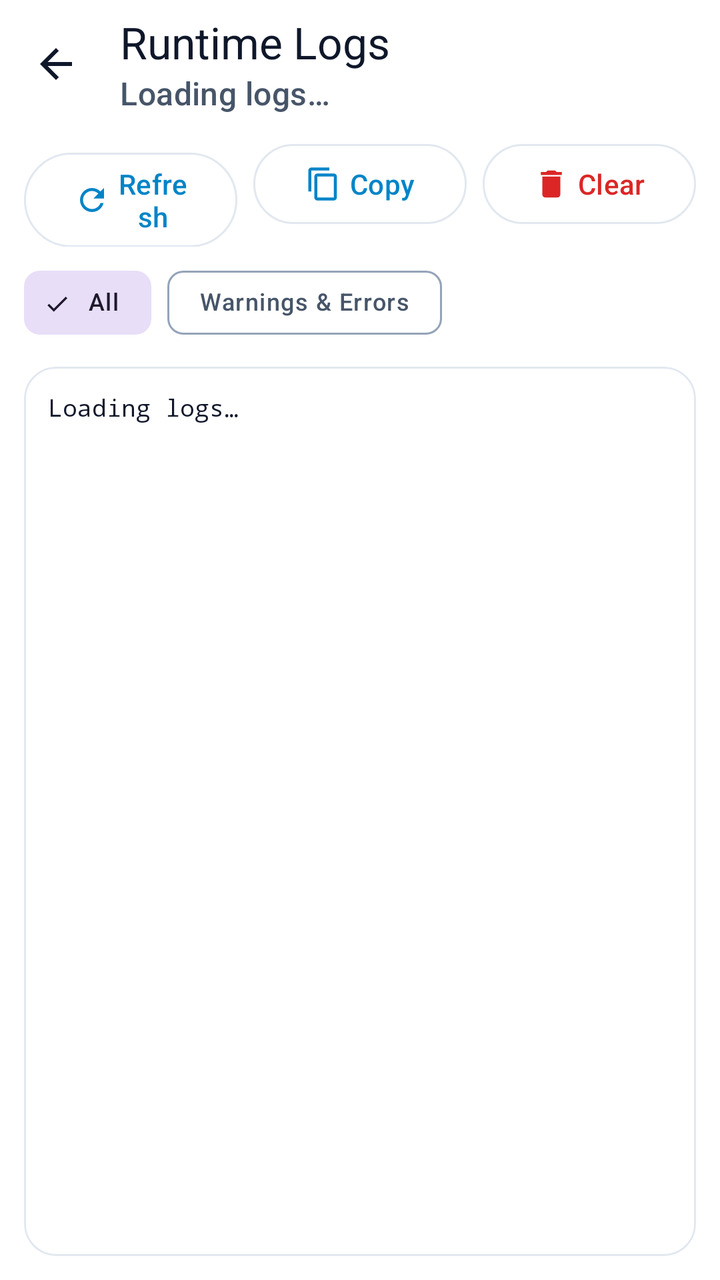
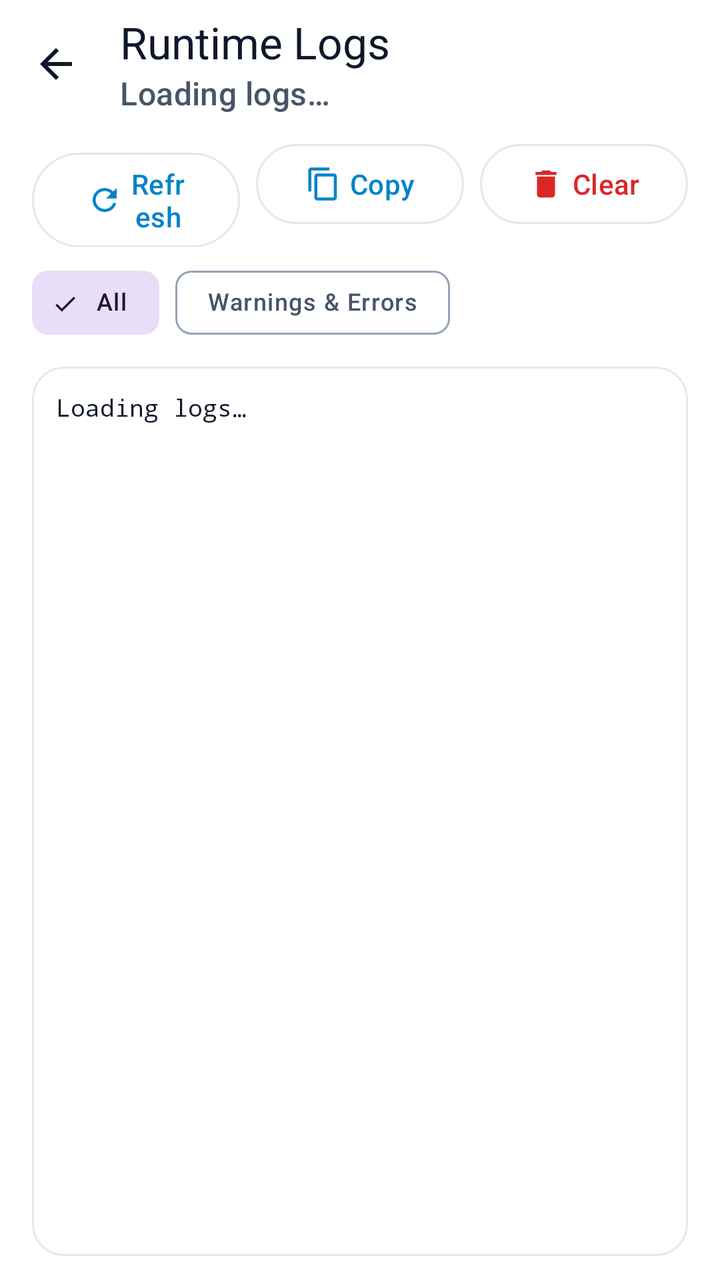

Two renders of the same Android screen: before a commit and after it. Below are the layout's source before the change and the commit's diff.
<!-- AndroidManifest.xml: application theme Theme.XClient -->
<!-- res/layout/activity_runtime_log.xml -->
<?xml version="1.0" encoding="utf-8"?>
<LinearLayout xmlns:android="http://schemas.android.com/apk/res/android"
    xmlns:app="http://schemas.android.com/apk/res-auto"
    android:layout_width="match_parent"
    android:layout_height="match_parent"
    android:background="?attr/xSurface"
    android:orientation="vertical">

    
    <com.google.android.material.appbar.MaterialToolbar
        android:id="@+id/toolbar"
        style="@style/Widget.XClient.Toolbar"
        android:layout_width="match_parent"
        android:layout_height="?attr/actionBarSize"
        android:background="?attr/xSurface"
        app:navigationContentDescription="@string/back"
        app:navigationIcon="@drawable/ic_arrow_back"
        app:navigationIconTint="?attr/xOnSurface"
        app:title="@string/runtime_logs_title"
        app:titleTextColor="?attr/xOnSurface"
        app:subtitle="@string/runtime_logs_loading"
        app:subtitleTextColor="?attr/xOnSurfaceVariant" />

    
    <LinearLayout
        android:id="@+id/layout_log_controls"
        android:layout_width="match_parent"
        android:layout_height="wrap_content"
        android:orientation="vertical"
        android:paddingHorizontal="@dimen/spacing_md"
        android:paddingTop="@dimen/spacing_xs"
        android:paddingBottom="@dimen/spacing_xs">

        
        <LinearLayout
            android:id="@+id/layout_log_actions"
            android:layout_width="match_parent"
            android:layout_height="wrap_content"
            android:orientation="horizontal">

            <com.google.android.material.button.MaterialButton
                android:id="@+id/btn_log_refresh"
                style="@style/Widget.XClient.OutlinedButton"
                android:layout_width="0dp"
                android:layout_height="wrap_content"
                android:layout_weight="1"
                android:layout_marginEnd="@dimen/spacing_xs"
                android:minHeight="@dimen/touch_target_min"
                android:text="@string/runtime_logs_refresh"
                android:textColor="?attr/xPrimary"
                app:icon="@drawable/ic_refresh"
                app:iconGravity="textStart"
                app:iconSize="18dp"
                app:iconTint="?attr/xPrimary"
                app:strokeColor="?attr/xOutlineVariant"
                android:nextFocusRight="@+id/btn_log_copy"
                android:nextFocusDown="@+id/chip_filter_all" />

            <com.google.android.material.button.MaterialButton
                android:id="@+id/btn_log_copy"
                style="@style/Widget.XClient.OutlinedButton"
                android:layout_width="0dp"
                android:layout_height="wrap_content"
                android:layout_weight="1"
                android:layout_marginStart="@dimen/spacing_xs"
                android:layout_marginEnd="@dimen/spacing_xs"
                android:minHeight="@dimen/touch_target_min"
                android:text="@string/runtime_logs_copy"
                android:textColor="?attr/xPrimary"
                app:icon="@drawable/ic_action_copy"
                app:iconGravity="textStart"
                app:iconSize="18dp"
                app:iconTint="?attr/xPrimary"
                app:strokeColor="?attr/xOutlineVariant"
                android:nextFocusLeft="@+id/btn_log_refresh"
                android:nextFocusRight="@+id/btn_log_clear"
                android:nextFocusDown="@+id/chip_filter_all" />

            <com.google.android.material.button.MaterialButton
                android:id="@+id/btn_log_clear"
                style="@style/Widget.XClient.OutlinedButton"
                android:layout_width="0dp"
                android:layout_height="wrap_content"
                android:layout_weight="1"
                android:layout_marginStart="@dimen/spacing_xs"
                android:minHeight="@dimen/touch_target_min"
                android:text="@string/runtime_logs_clear"
                android:textColor="?attr/xError"
                app:icon="@drawable/ic_delete"
                app:iconGravity="textStart"
                app:iconSize="18dp"
                app:iconTint="?attr/xError"
                app:strokeColor="?attr/xOutlineVariant"
                android:nextFocusLeft="@+id/btn_log_copy"
                android:nextFocusDown="@+id/chip_filter_warn_error" />
        </LinearLayout>

        
        <com.google.android.material.chip.ChipGroup
            android:id="@+id/chip_group_filter"
            android:layout_width="match_parent"
            android:layout_height="wrap_content"
            android:layout_marginTop="@dimen/spacing_xs"
            app:singleSelection="true"
            app:selectionRequired="true">

            <com.google.android.material.chip.Chip
                android:id="@+id/chip_filter_all"
                style="@style/Widget.Material3.Chip.Filter"
                android:layout_width="wrap_content"
                android:layout_height="wrap_content"
                android:checked="true"
                android:text="@string/runtime_logs_filter_all"
                android:textAppearance="?attr/textAppearanceLabelMedium"
                android:nextFocusUp="@+id/btn_log_refresh"
                android:nextFocusRight="@+id/chip_filter_warn_error"
                android:nextFocusDown="@+id/scroll_runtime_logs" />

            <com.google.android.material.chip.Chip
                android:id="@+id/chip_filter_warn_error"
                style="@style/Widget.Material3.Chip.Filter"
                android:layout_width="wrap_content"
                android:layout_height="wrap_content"
                android:text="@string/runtime_logs_filter_warn_error"
                android:textAppearance="?attr/textAppearanceLabelMedium"
                android:nextFocusUp="@+id/btn_log_clear"
                android:nextFocusLeft="@+id/chip_filter_all"
                android:nextFocusDown="@+id/scroll_runtime_logs" />
        </com.google.android.material.chip.ChipGroup>
    </LinearLayout>

    
    <com.google.android.material.card.MaterialCardView
        android:id="@+id/card_log_container"
        android:layout_width="match_parent"
        android:layout_height="0dp"
        android:layout_weight="1"
        android:layout_marginStart="@dimen/spacing_md"
        android:layout_marginEnd="@dimen/spacing_md"
        android:layout_marginTop="@dimen/spacing_xs"
        android:layout_marginBottom="@dimen/spacing_md"
        app:cardCornerRadius="16dp"
        app:cardElevation="0dp"
        app:strokeWidth="1dp"
        app:strokeColor="?attr/xOutlineVariant"
        app:cardBackgroundColor="?attr/xSurfaceContainerLowest">

        <ScrollView
            android:id="@+id/scroll_runtime_logs"
            android:layout_width="match_parent"
            android:layout_height="match_parent"
            android:fillViewport="true"
            android:scrollbars="vertical"
            android:fadeScrollbars="false"
            android:focusable="true"
            android:focusableInTouchMode="false"
            android:nextFocusUp="@+id/chip_filter_all">

            <TextView
                android:id="@+id/text_runtime_logs"
                android:layout_width="match_parent"
                android:layout_height="wrap_content"
                android:fontFamily="monospace"
                android:padding="@dimen/spacing_md"
                android:text="@string/runtime_logs_loading"
                android:textColor="?attr/xOnSurface"
                android:textIsSelectable="true"
                android:textSize="12sp"
                android:lineSpacingExtra="2dp" />
        </ScrollView>
    </com.google.android.material.card.MaterialCardView>

</LinearLayout>
<!-- resources referenced by this layout -->
<resources>
  <style name="Theme.XClient" parent="Theme.Material3.DayNight.NoActionBar">
          
          <item name="xPrimary">@color/x_primary</item>
          <item name="xOnPrimary">@color/x_on_primary</item>
          <item name="xPrimaryContainer">@color/x_primary_container</item>
          <item name="xOnPrimaryContainer">@color/x_on_primary_container</item>
          <item name="mdSuccess">@color/md_success</item>
          <item name="mdOnSuccess">@color/md_on_success</item>
          <item name="mdSuccessContainer">@color/md_success_container</item>
          <item name="mdOnSuccessContainer">@color/md_on_success_container</item>
          <item name="mdWarning">@color/md_warning</item>
          <item name="mdOnWarning">@color/md_on_warning</item>
          <item name="xError">@color/x_error</item>
          <item name="xOnError">@color/x_on_error</item>
          <item name="xErrorContainer">@color/x_error_container</item>
          <item name="xOnErrorContainer">@color/x_on_error_container</item>
          <item name="xBackground">@color/x_background</item>
          <item name="xOnBackground">@color/x_on_background</item>
          <item name="xSurface">@color/x_surface</item>
          <item name="xOnSurface">@color/x_on_surface</item>
          <item name="xOnSurfaceVariant">@color/x_on_surface_variant</item>
          <item name="xSurfaceContainerLowest">@color/x_surface_container_lowest</item>
          <item name="xSurfaceContainerLow">@color/x_surface_container_low</item>
          <item name="xSurfaceContainer">@color/x_surface_container</item>
          <item name="xSurfaceContainerHigh">@color/x_surface_container_high</item>
          <item name="xSurfaceContainerHighest">@color/x_surface_container_highest</item>
          <item name="xOutline">@color/x_outline</item>
          <item name="xOutlineVariant">@color/x_outline_variant</item>
          <item name="xTertiary">@color/x_tertiary</item>
          <item name="xOnTertiary">@color/x_on_tertiary</item>
          <item name="xTertiaryContainer">@color/x_tertiary_container</item>
          <item name="xOnTertiaryContainer">@color/x_on_tertiary_container</item>
          <item name="xEditContainer">@color/x_edit_container</item>
          <item name="xOnEditContainer">@color/x_on_edit_container</item>
  
          
          <item name="colorPrimary">?attr/xPrimary</item>
          <item name="colorOnPrimary">?attr/xOnPrimary</item>
          <item name="colorPrimaryContainer">?attr/xPrimaryContainer</item>
          <item name="colorOnPrimaryContainer">?attr/xOnPrimaryContainer</item>
  
          
          <item name="colorSecondary">?attr/xPrimary</item>
          <item name="colorOnSecondary">?attr/xOnPrimary</item>
          <item name="colorTertiary">?attr/xTertiary</item>
          <item name="colorOnTertiary">?attr/xOnTertiary</item>
          <item name="colorTertiaryContainer">?attr/xTertiaryContainer</item>
          <item name="colorOnTertiaryContainer">?attr/xOnTertiaryContainer</item>
  
          
          <item name="android:colorBackground">?attr/xBackground</item>
          <item name="colorSurface">?attr/xSurface</item>
          <item name="colorOnSurface">?attr/xOnSurface</item>
          <item name="colorOnSurfaceVariant">?attr/xOnSurfaceVariant</item>
          <item name="colorSurfaceContainer">?attr/xSurfaceContainer</item>
          <item name="colorSurfaceContainerLow">?attr/xSurfaceContainerLow</item>
          <item name="colorSurfaceContainerHigh">?attr/xSurfaceContainerHigh</item>
          <item name="colorSurfaceContainerLowest">?attr/xSurfaceContainerLowest</item>
          <item name="colorSurfaceContainerHighest">?attr/xSurfaceContainerHighest</item>
  
          
          <item name="colorOutline">?attr/xOutline</item>
          <item name="colorOutlineVariant">?attr/xOutlineVariant</item>
  
          
          <item name="colorError">?attr/xError</item>
          <item name="colorOnError">?attr/xOnError</item>
          <item name="colorErrorContainer">?attr/xErrorContainer</item>
          <item name="colorOnErrorContainer">?attr/xOnErrorContainer</item>
  
          
          <item name="android:statusBarColor">?attr/xSurface</item>
          <item name="android:navigationBarColor">?attr/xSurface</item>
          <item name="android:windowLightStatusBar">true</item>
          <item name="android:windowLightNavigationBar" tools:targetApi="o_mr1">true</item>
      </style>
  <!-- unchanged entries left out for length: 49 -->
</resources>

<!-- the commit's change to res/layout/activity_runtime_log.xml (unified diff, before → after) -->
@@ -27,7 +27,8 @@
         android:layout_width="match_parent"
         android:layout_height="wrap_content"
         android:orientation="vertical"
-        android:paddingHorizontal="@dimen/spacing_md"
+        android:paddingStart="@dimen/screen_content_padding_horizontal"
+        android:paddingEnd="@dimen/screen_content_padding_horizontal"
         android:paddingTop="@dimen/spacing_xs"
         android:paddingBottom="@dimen/spacing_xs">
 
@@ -135,8 +136,8 @@
         android:layout_width="match_parent"
         android:layout_height="0dp"
         android:layout_weight="1"
-        android:layout_marginStart="@dimen/spacing_md"
-        android:layout_marginEnd="@dimen/spacing_md"
+        android:layout_marginStart="@dimen/screen_content_padding_horizontal"
+        android:layout_marginEnd="@dimen/screen_content_padding_horizontal"
         android:layout_marginTop="@dimen/spacing_xs"
         android:layout_marginBottom="@dimen/spacing_md"
         app:cardCornerRadius="16dp"
<!-- resource entries referenced after the edit -->
@@ -1,5 +1,6 @@
 <!-- resources referenced by this layout -->
 <resources>
+  <dimen name="screen_content_padding_horizontal">16dp</dimen>
   <style name="Theme.XClient" parent="Theme.Material3.DayNight.NoActionBar">
           
           <item name="xPrimary">@color/x_primary</item>
@@ -71,8 +72,10 @@
           <item name="colorOnErrorContainer">?attr/xOnErrorContainer</item>
   
           
-          <item name="android:statusBarColor">?attr/xSurface</item>
-          <item name="android:navigationBarColor">?attr/xSurface</item>
+          <item name="android:statusBarColor">@android:color/transparent</item>
+          <item name="android:navigationBarColor">@android:color/transparent</item>
+          <item name="android:windowBackground">?attr/xSurface</item>
+          <item name="android:windowLayoutInDisplayCutoutMode" tools:targetApi="p">shortEdges</item>
           <item name="android:windowLightStatusBar">true</item>
           <item name="android:windowLightNavigationBar" tools:targetApi="o_mr1">true</item>
       </style>
